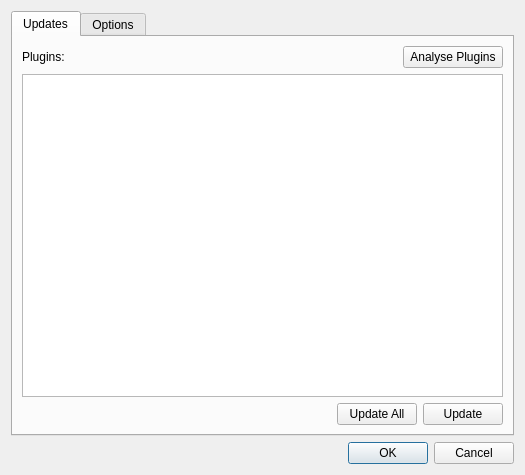
Qt form mapclient/tools/qt/advanceddialog.ui (MusculoskeletalAtlasProject/mapclient-src) before a commit.
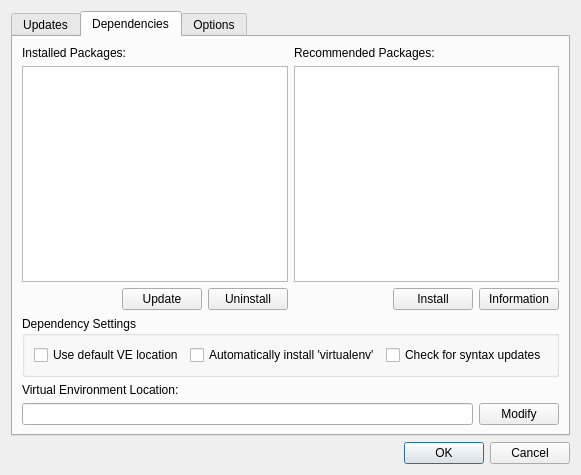
The same form after that commit. The open tabs and pages were chosen to show the change. Icons and pictures are not drawn.

Commit message: Updated Advanced Dialog

What changed in the file:
```diff
--- a/mapclient/tools/qt/advanceddialog.ui
+++ b/mapclient/tools/qt/advanceddialog.ui
@@ -6,7 +6,7 @@
    <rect>
     <x>0</x>
     <y>0</y>
-    <width>525</width>
+    <width>524</width>
     <height>475</height>
    </rect>
   </property>
@@ -134,6 +134,170 @@
        </item>
       </layout>
      </widget>
+     <widget class="QWidget" name="dependenciesTab">
+      <attribute name="title">
+       <string>Dependencies</string>
+      </attribute>
+      <layout class="QGridLayout" name="gridLayout_4">
+       <item row="0" column="0">
+        <layout class="QVBoxLayout" name="verticalLayout_13">
+         <item>
+          <layout class="QHBoxLayout" name="horizontalLayout_13">
+           <item>
+            <layout class="QVBoxLayout" name="verticalLayout_10">
+             <item>
+              <widget class="QLabel" name="label_8">
+               <property name="text">
+                <string>Installed Packages:</string>
+               </property>
+              </widget>
+             </item>
+             <item>
+              <widget class="QListWidget" name="listWidget_2"/>
+             </item>
+             <item>
+              <layout class="QHBoxLayout" name="horizontalLayout_9">
+               <item>
+                <spacer name="horizontalSpacer_4">
+                 <property name="orientation">
+                  <enum>Qt::Horizontal</enum>
+                 </property>
+                 <property name="sizeHint" stdset="0">
+                  <size>
+                   <width>40</width>
+                   <height>20</height>
+                  </size>
+                 </property>
+                </spacer>
+               </item>
+               <item>
+                <widget class="QPushButton" name="pushButton">
+                 <property name="text">
+                  <string>Update</string>
+                 </property>
+                </widget>
+               </item>
+               <item>
+                <widget class="QPushButton" name="pushButton_3">
+                 <property name="text">
+                  <string>Uninstall</string>
+                 </property>
+                </widget>
+               </item>
+              </layout>
+             </item>
+            </layout>
+           </item>
+           <item>
+            <layout class="QVBoxLayout" name="verticalLayout_11">
+             <item>
+              <widget class="QLabel" name="label_9">
+               <property name="text">
+                <string>Recommended Packages:</string>
+               </property>
+              </widget>
+             </item>
+             <item>
+              <widget class="QListWidget" name="listWidget_3"/>
+             </item>
+             <item>
+              <layout class="QHBoxLayout" name="horizontalLayout_10">
+               <item>
+                <spacer name="horizontalSpacer_5">
+                 <property name="orientation">
+                  <enum>Qt::Horizontal</enum>
+                 </property>
+                 <property name="sizeHint" stdset="0">
+                  <size>
+                   <width>40</width>
+                   <height>20</height>
+                  </size>
+                 </property>
+                </spacer>
+               </item>
+               <item>
+                <widget class="QPushButton" name="pushButton_2">
+                 <property name="text">
+                  <string>Install</string>
+                 </property>
+                </widget>
+               </item>
+               <item>
+                <widget class="QPushButton" name="pushButton_4">
+                 <property name="text">
+                  <string>Information</string>
+                 </property>
+                </widget>
+               </item>
+              </layout>
+             </item>
+            </layout>
+           </item>
+          </layout>
+         </item>
+         <item>
+          <widget class="QGroupBox" name="groupBox_2">
+           <property name="title">
+            <string>Dependency Settings</string>
+           </property>
+           <layout class="QGridLayout" name="gridLayout_2">
+            <item row="0" column="0">
+             <layout class="QHBoxLayout" name="horizontalLayout_11">
+              <item>
+               <widget class="QCheckBox" name="checkBox">
+                <property name="text">
+                 <string>Use default VE location</string>
+                </property>
+               </widget>
+              </item>
+              <item>
+               <widget class="QCheckBox" name="checkBox_2">
+                <property name="text">
+                 <string>Automatically install 'virtualenv'</string>
+                </property>
+               </widget>
+              </item>
+              <item>
+               <widget class="QCheckBox" name="checkBox_3">
+                <property name="text">
+                 <string>Check for syntax updates</string>
+                </property>
+               </widget>
+              </item>
+             </layout>
+            </item>
+           </layout>
+          </widget>
+         </item>
+         <item>
+          <layout class="QVBoxLayout" name="verticalLayout_12">
+           <item>
+            <widget class="QLabel" name="label_7">
+             <property name="text">
+              <string>Virtual Environment Location:</string>
+             </property>
+            </widget>
+           </item>
+           <item>
+            <layout class="QHBoxLayout" name="horizontalLayout_12">
+             <item>
+              <widget class="QLineEdit" name="lineEdit_2"/>
+             </item>
+             <item>
+              <widget class="QPushButton" name="pushButton_5">
+               <property name="text">
+                <string>Modify</string>
+               </property>
+              </widget>
+             </item>
+            </layout>
+           </item>
+          </layout>
+         </item>
+        </layout>
+       </item>
+      </layout>
+     </widget>
      <widget class="QWidget" name="optionsTab">
       <attribute name="title">
        <string>Options</string>
```
The commit also changes 5 other files.
